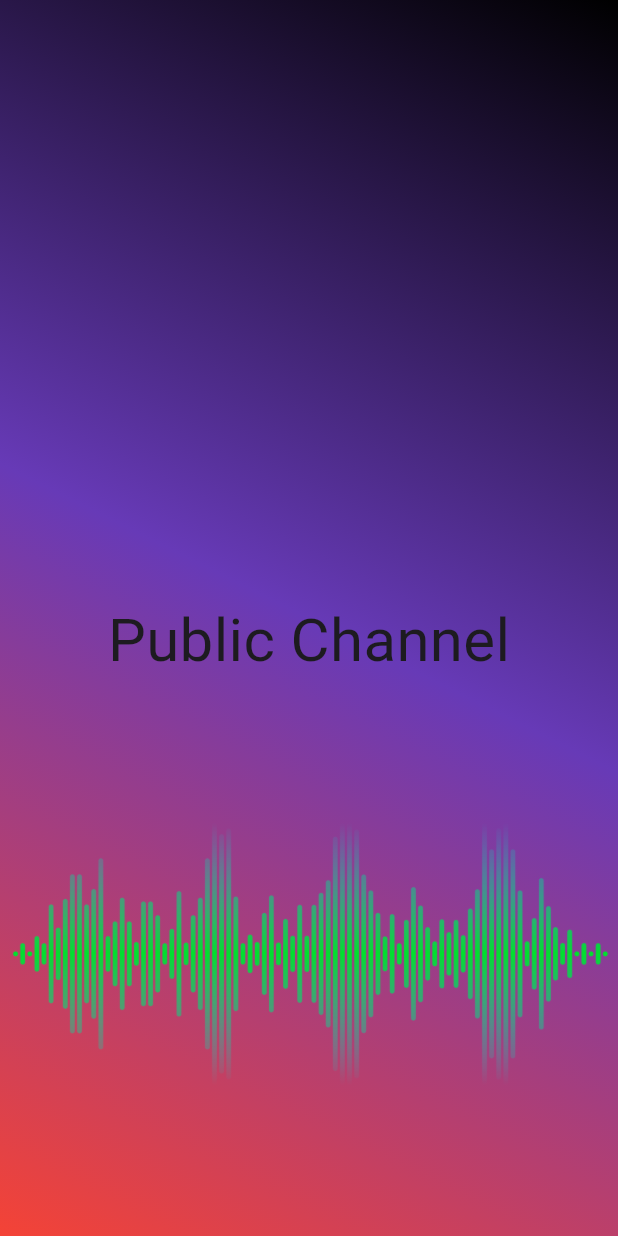
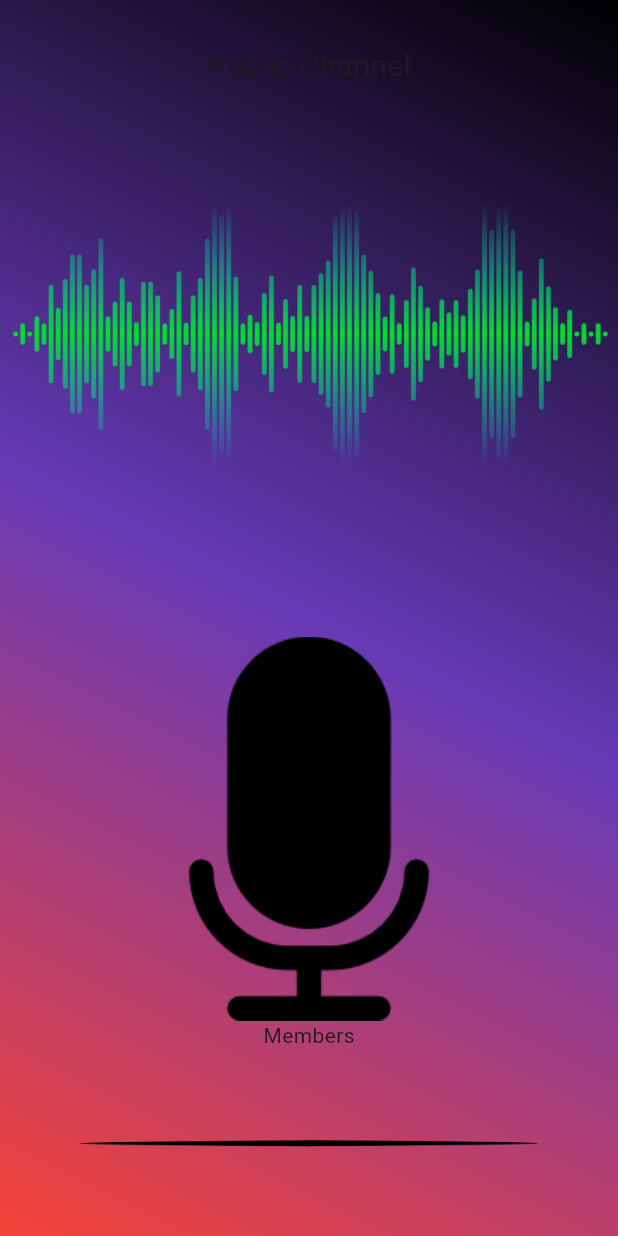
Before and after one commit to sidsabh/ten_four, a Flutter app: the PublicChannel screen opened directly, on a phone screen of 412 x 824 dp. Run offline on Flutter 3.47's test engine with Material 2 defaults, Android fonts, the light colour scheme and no system bars.

Commit message:
members slide

```diff
--- a/frontend/lib/main.dart
+++ b/frontend/lib/main.dart
@@ -269,16 +269,25 @@ class _PublicChannel extends State<PublicChannel> {
         child: Column(
           // mainAxisAlignment: MainAxisAlignment.spaceEvenly,
           children: <Widget>[
-
-
             Spacer(),
             Text(
                 "Public Channel",
-                style: TextStyle(height: 3, fontSize: 40),
+                style: TextStyle(height: 3, fontSize: 20),
               ),
             Image.asset(
               'assets/sound_waves.png',
             ),
+            Spacer(),
+            Image.asset(
+              'assets/microphone.png',
+            ),
+            Text(
+              "Members",
+              // style: TextStyle(height: 3, fontSize: 40, fontWeight: bold),
+            ),
+            Image.asset(
+              'assets/divider.png',
+            )
             // Spacer(),
           ],
         ),
--- a/frontend/pubspec.yaml
+++ b/frontend/pubspec.yaml
@@ -61,6 +61,8 @@ flutter:
     - assets/radio_image.png
     - assets/map.png
     - assets/sound_waves.png
+    - assets/microphone.png
+    - assets/divider.png
 
   # To add assets to your application, add an assets section, like this:
   # assets:
```
Also changed, not shown: frontend/assets/divider.png (added), frontend/assets/microphone.png (added).
